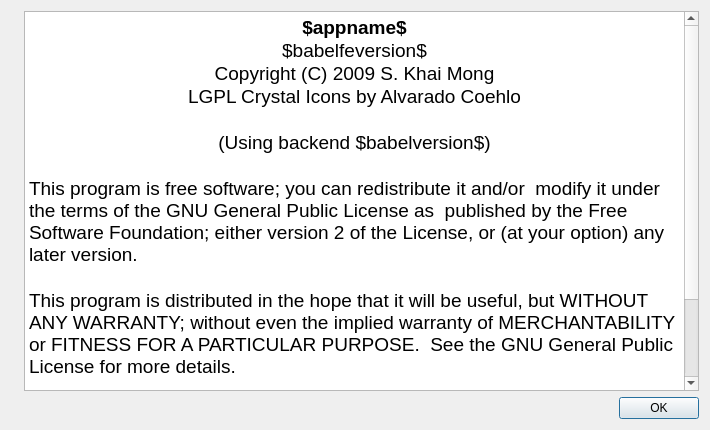
Qt form gui/aboutui.ui (alexbirkett/GPSBabel) before a commit.
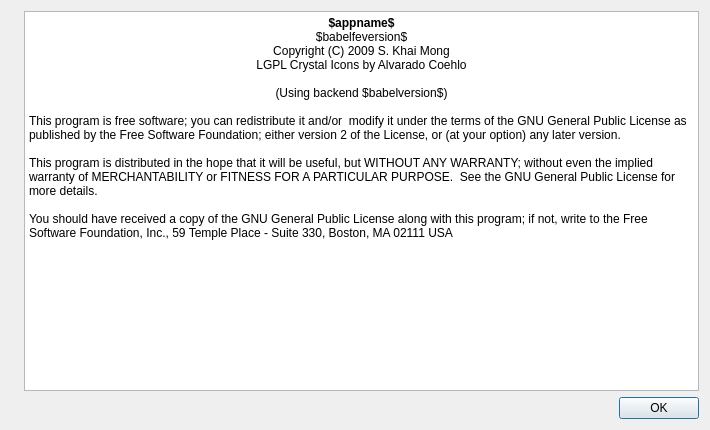
The same form after that commit. Icons and pictures are not drawn.

Commit message: Several changes from Khai.  Improve translations, build fixes, etc.

```diff
--- a/gui/aboutui.ui
+++ b/gui/aboutui.ui
@@ -38,20 +38,20 @@
         <string>&lt;!DOCTYPE HTML PUBLIC &quot;-//W3C//DTD HTML 4.0//EN&quot; &quot;http://www.w3.org/TR/REC-html40/strict.dtd&quot;&gt;
 &lt;html&gt;&lt;head&gt;&lt;meta name=&quot;qrichtext&quot; content=&quot;1&quot; /&gt;&lt;style type=&quot;text/css&quot;&gt;
 p, li { white-space: pre-wrap; }
-&lt;/style&gt;&lt;/head&gt;&lt;body style=&quot; font-family:'Lucida Grande'; font-size:13pt; font-weight:400; font-style:normal;&quot;&gt;
-&lt;p align=&quot;center&quot; style=&quot; margin-top:0px; margin-bottom:0px; margin-left:0px; margin-right:0px; -qt-block-indent:0; text-indent:0px;&quot;&gt;&lt;span style=&quot; font-family:'DejaVu Sans'; font-size:14pt; font-weight:600;&quot;&gt;$appname$&lt;/span&gt;&lt;/p&gt;
-&lt;p align=&quot;center&quot; style=&quot; margin-top:0px; margin-bottom:0px; margin-left:0px; margin-right:0px; -qt-block-indent:0; text-indent:0px;&quot;&gt;&lt;span style=&quot; font-family:'DejaVu Sans'; font-size:14pt;&quot;&gt;$babelfeversion$&lt;/span&gt;&lt;/p&gt;
-&lt;p align=&quot;center&quot; style=&quot; margin-top:0px; margin-bottom:0px; margin-left:0px; margin-right:0px; -qt-block-indent:0; text-indent:0px;&quot;&gt;&lt;span style=&quot; font-family:'DejaVu Sans'; font-size:14pt;&quot;&gt;Copyright (C) 2009 S. Khai Mong&lt;/span&gt;&lt;/p&gt;
-&lt;p align=&quot;center&quot; style=&quot; margin-top:0px; margin-bottom:0px; margin-left:0px; margin-right:0px; -qt-block-indent:0; text-indent:0px;&quot;&gt;&lt;span style=&quot; font-family:'DejaVu Sans'; font-size:14pt;&quot;&gt;LGPL Crystal Icons by Alvarado Coehlo&lt;/span&gt;&lt;/p&gt;
-&lt;p align=&quot;center&quot; style=&quot;-qt-paragraph-type:empty; margin-top:0px; margin-bottom:0px; margin-left:0px; margin-right:0px; -qt-block-indent:0; text-indent:0px; font-family:'DejaVu Sans'; font-size:14pt;&quot;&gt;&lt;/p&gt;
-&lt;p align=&quot;center&quot; style=&quot; margin-top:0px; margin-bottom:0px; margin-left:0px; margin-right:0px; -qt-block-indent:0; text-indent:0px;&quot;&gt;&lt;span style=&quot; font-family:'DejaVu Sans'; font-size:14pt;&quot;&gt;(Using backend $babelversion$)&lt;/span&gt;&lt;/p&gt;
-&lt;p align=&quot;center&quot; style=&quot;-qt-paragraph-type:empty; margin-top:0px; margin-bottom:0px; margin-left:0px; margin-right:0px; -qt-block-indent:0; text-indent:0px; font-family:'DejaVu Sans'; font-size:14pt;&quot;&gt;&lt;/p&gt;
-&lt;p style=&quot; margin-top:0px; margin-bottom:0px; margin-left:0px; margin-right:0px; -qt-block-indent:0; text-indent:0px;&quot;&gt;&lt;span style=&quot; font-family:'DejaVu Sans'; font-size:14pt;&quot;&gt;This program is free software; you can redistribute it and/or  modify it under the terms of the GNU General Public License as  published by the Free Software Foundation; either version 2 of the License, or (at your option) any later version.&lt;/span&gt;&lt;/p&gt;
-&lt;p style=&quot;-qt-paragraph-type:empty; margin-top:0px; margin-bottom:0px; margin-left:0px; margin-right:0px; -qt-block-indent:0; text-indent:0px; font-family:'DejaVu Sans'; font-size:14pt;&quot;&gt;&lt;/p&gt;
-&lt;p style=&quot; margin-top:0px; margin-bottom:0px; margin-left:0px; margin-right:0px; -qt-block-indent:0; text-indent:0px;&quot;&gt;&lt;span style=&quot; font-family:'DejaVu Sans'; font-size:14pt;&quot;&gt;This program is distributed in the hope that it will be useful, but WITHOUT ANY WARRANTY; without even the implied warranty of MERCHANTABILITY or FITNESS FOR A PARTICULAR PURPOSE.  See the GNU General Public License for more details.&lt;/span&gt;&lt;/p&gt;
-&lt;p style=&quot;-qt-paragraph-type:empty; margin-top:0px; margin-bottom:0px; margin-left:0px; margin-right:0px; -qt-block-indent:0; text-indent:0px; font-family:'DejaVu Sans'; font-size:14pt;&quot;&gt;&lt;/p&gt;
-&lt;p style=&quot; margin-top:0px; margin-bottom:0px; margin-left:0px; margin-right:0px; -qt-block-indent:0; text-indent:0px;&quot;&gt;&lt;span style=&quot; font-family:'DejaVu Sans'; font-size:14pt;&quot;&gt;You should have received a copy of the GNU General Public License along with this program; if not, write to the Free Software Foundation, Inc., 59 Temple Place - Suite 330, Boston, MA 02111 USA&lt;/span&gt;&lt;/p&gt;
-&lt;p style=&quot;-qt-paragraph-type:empty; margin-top:0px; margin-bottom:0px; margin-left:0px; margin-right:0px; -qt-block-indent:0; text-indent:0px; font-family:'DejaVu Sans'; font-size:14pt;&quot;&gt;&lt;/p&gt;&lt;/body&gt;&lt;/html&gt;</string>
+&lt;/style&gt;&lt;/head&gt;&lt;body style=&quot; font-family:'DejaVu Sans'; font-size:9pt; font-weight:400; font-style:normal;&quot;&gt;
+&lt;p align=&quot;center&quot; style=&quot; margin-top:0px; margin-bottom:0px; margin-left:0px; margin-right:0px; -qt-block-indent:0; text-indent:0px;&quot;&gt;&lt;span style=&quot; font-weight:600;&quot;&gt;$appname$&lt;/span&gt;&lt;/p&gt;
+&lt;p align=&quot;center&quot; style=&quot; margin-top:0px; margin-bottom:0px; margin-left:0px; margin-right:0px; -qt-block-indent:0; text-indent:0px;&quot;&gt;$babelfeversion$&lt;/p&gt;
+&lt;p align=&quot;center&quot; style=&quot; margin-top:0px; margin-bottom:0px; margin-left:0px; margin-right:0px; -qt-block-indent:0; text-indent:0px;&quot;&gt;Copyright (C) 2009 S. Khai Mong&lt;/p&gt;
+&lt;p align=&quot;center&quot; style=&quot; margin-top:0px; margin-bottom:0px; margin-left:0px; margin-right:0px; -qt-block-indent:0; text-indent:0px;&quot;&gt;LGPL Crystal Icons by Alvarado Coehlo&lt;/p&gt;
+&lt;p align=&quot;center&quot; style=&quot;-qt-paragraph-type:empty; margin-top:0px; margin-bottom:0px; margin-left:0px; margin-right:0px; -qt-block-indent:0; text-indent:0px;&quot;&gt;&lt;/p&gt;
+&lt;p align=&quot;center&quot; style=&quot; margin-top:0px; margin-bottom:0px; margin-left:0px; margin-right:0px; -qt-block-indent:0; text-indent:0px;&quot;&gt;(Using backend $babelversion$)&lt;/p&gt;
+&lt;p align=&quot;center&quot; style=&quot;-qt-paragraph-type:empty; margin-top:0px; margin-bottom:0px; margin-left:0px; margin-right:0px; -qt-block-indent:0; text-indent:0px;&quot;&gt;&lt;/p&gt;
+&lt;p style=&quot; margin-top:0px; margin-bottom:0px; margin-left:0px; margin-right:0px; -qt-block-indent:0; text-indent:0px;&quot;&gt;This program is free software; you can redistribute it and/or  modify it under the terms of the GNU General Public License as  published by the Free Software Foundation; either version 2 of the License, or (at your option) any later version.&lt;/p&gt;
+&lt;p style=&quot;-qt-paragraph-type:empty; margin-top:0px; margin-bottom:0px; margin-left:0px; margin-right:0px; -qt-block-indent:0; text-indent:0px;&quot;&gt;&lt;/p&gt;
+&lt;p style=&quot; margin-top:0px; margin-bottom:0px; margin-left:0px; margin-right:0px; -qt-block-indent:0; text-indent:0px;&quot;&gt;This program is distributed in the hope that it will be useful, but WITHOUT ANY WARRANTY; without even the implied warranty of MERCHANTABILITY or FITNESS FOR A PARTICULAR PURPOSE.  See the GNU General Public License for more details.&lt;/p&gt;
+&lt;p style=&quot;-qt-paragraph-type:empty; margin-top:0px; margin-bottom:0px; margin-left:0px; margin-right:0px; -qt-block-indent:0; text-indent:0px;&quot;&gt;&lt;/p&gt;
+&lt;p style=&quot; margin-top:0px; margin-bottom:0px; margin-left:0px; margin-right:0px; -qt-block-indent:0; text-indent:0px;&quot;&gt;You should have received a copy of the GNU General Public License along with this program; if not, write to the Free Software Foundation, Inc., 59 Temple Place - Suite 330, Boston, MA 02111 USA&lt;/p&gt;
+&lt;p style=&quot;-qt-paragraph-type:empty; margin-top:0px; margin-bottom:0px; margin-left:0px; margin-right:0px; -qt-block-indent:0; text-indent:0px;&quot;&gt;&lt;/p&gt;&lt;/body&gt;&lt;/html&gt;</string>
        </property>
       </widget>
      </item>
```
The commit also changes 26 other files.
